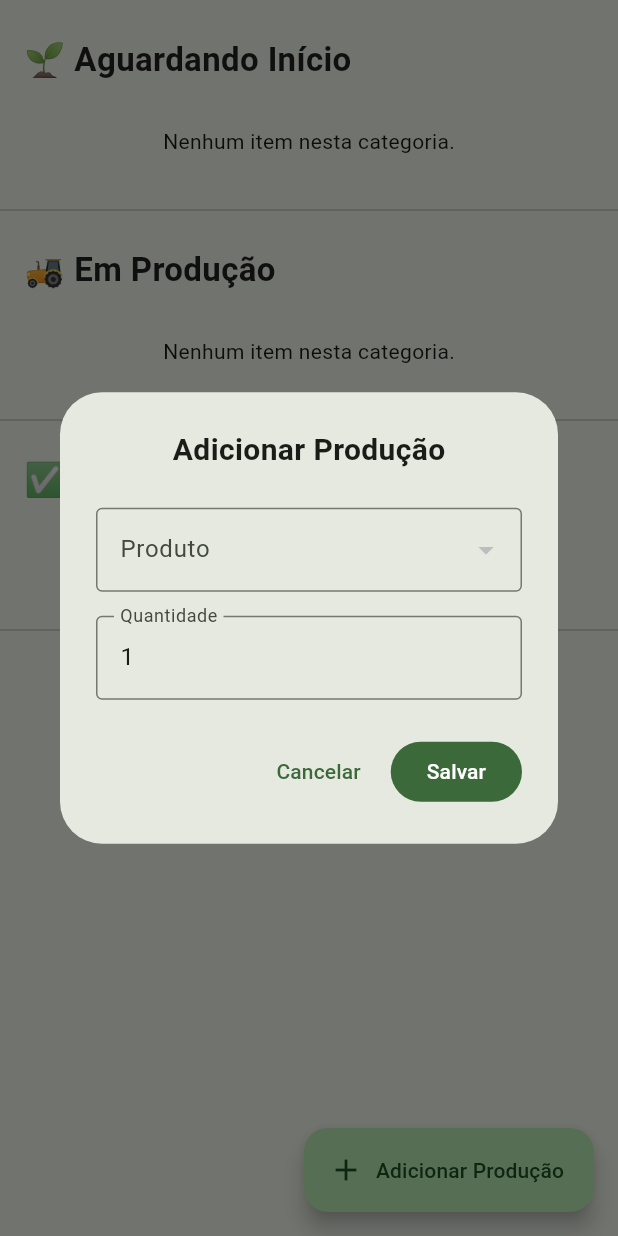
After one commit to Gabsato02/fiap-hackaton-app, a Flutter app: the ProductionDashboard screen opened directly, after a tap on "Adicionar Produção", on a phone screen of 412 x 824 dp. The commit adds this screen. Run offline on Flutter 3.47's test engine with Material 3 defaults, Android fonts, the light colour scheme and no system bars; our stand-ins replace cloud_firestore, firebase_auth, firebase_core, fl_chart; missing offline and left inert: firebase_ui_auth, firebase_ui_oauth_google; accounts and stored records are empty.

Commit message:
Adiciona módulo de produção com dashboard, card e modal; integra com Firestore

```diff
--- /dev/null
+++ b/devtools_options.yaml
@@ -0,0 +1,3 @@
+description: This file stores settings for Dart & Flutter DevTools.
+documentation: https://docs.flutter.dev/tools/devtools/extensions#configure-extension-enablement-states
+extensions:
--- a/lib/domain/entities/index.dart
+++ b/lib/domain/entities/index.dart
@@ -1,16 +1,17 @@
-// ignore_for_file: non_constant_identifier_names
-
 class Product {
   final String id;
   final String name;
   final int price;
   final int quantity;
+  final String? status;
 
-  Product(
-      {required this.id,
-      required this.name,
-      required this.price,
-      required this.quantity});
+  Product({
+    required this.id,
+    required this.name,
+    required this.price,
+    required this.quantity,
+    this.status,
+  });
 
   factory Product.fromJson(String $id, Map<String, dynamic> json) {
     return Product(
@@ -18,6 +19,7 @@ class Product {
       name: json['name'] ?? '',
       price: json['price'] ?? 0,
       quantity: json['quantity'] ?? 0,
+      status: json['status'],
     );
   }
 }
@@ -33,8 +35,8 @@ class Sale {
   final String seller_id;
   final String? sale_id;
 
-  Sale({
-      this.id,
+  Sale(
+      {this.id,
       required this.date,
       required this.total_price,
       required this.product_name,
--- /dev/null
+++ b/lib/domain/entities/production.dart
@@ -0,0 +1,42 @@
+import 'package:cloud_firestore/cloud_firestore.dart';
+
+class Production {
+  final String id;
+  final String productId;
+  final String productName;
+  final int quantity;
+  final String status;
+  final DateTime creationDate;
+
+  Production({
+    required this.id,
+    required this.productId,
+    required this.productName,
+    required this.quantity,
+    required this.status,
+    required this.creationDate,
+  });
+
+  factory Production.fromFirestore(DocumentSnapshot<Map<String, dynamic>> doc) {
+    final data = doc.data()!;
+    return Production(
+      id: doc.id,
+      productId: data['productId'] ?? '',
+      productName: data['productName'] ?? '',
+      quantity: data['quantity'] ?? 0,
+      status: data['status'] ?? 'waiting',
+      creationDate: (data['creationDate'] as Timestamp).toDate(),
+    );
+  }
+
+  // <-- NOVO MÉTODO -->
+  Map<String, dynamic> toJson() {
+    return {
+      'productId': productId,
+      'productName': productName,
+      'quantity': quantity,
+      'status': status,
+      'creationDate': creationDate,
+    };
+  }
+}
--- a/lib/main.dart
+++ b/lib/main.dart
@@ -1,5 +1,6 @@
 import 'package:fiap_hackaton_app/modules/goals/presentation/views/goals.dart';
 import 'package:fiap_hackaton_app/modules/login/presentation/views/login.dart';
+import 'package:fiap_hackaton_app/modules/production/presentation/views/production_dashboard.dart'; // Importe a nova tela
 import 'package:fiap_hackaton_app/modules/sales/presentation/views/sales.dart';
 import 'package:fiap_hackaton_app/modules/stock/presentation/views/stock.dart';
 import 'package:fiap_hackaton_app/store/index.dart';
@@ -48,12 +49,13 @@ class HomeTabs extends StatelessWidget {
   @override
   Widget build(BuildContext context) {
     return DefaultTabController(
-      length: 3,
+      length: 4,
       child: Scaffold(
         appBar: CustomAppBar(),
         body: TabBarView(
           children: [
             Sales(),
+            ProductionDashboard(),
             Stock(),
             Goals(),
           ],
@@ -61,6 +63,7 @@ class HomeTabs extends StatelessWidget {
         bottomNavigationBar: const TabBar(
           tabs: [
             Tab(icon: Icon(Icons.shopping_cart), text: "Vendas"),
+            Tab(icon: Icon(Icons.agriculture), text: "Produção"),
             Tab(icon: Icon(Icons.inventory), text: "Estoque"),
             Tab(icon: Icon(Icons.flag), text: "Metas"),
           ],
--- /dev/null
+++ b/lib/modules/production/presentation/components/production_modal.dart
@@ -0,0 +1,175 @@
+import 'package:flutter/material.dart';
+import 'package:flutter/services.dart';
+import 'package:fiap_hackaton_app/domain/entities/index.dart';
+import 'package:fiap_hackaton_app/domain/entities/production.dart';
+
+class ProductionModal extends StatefulWidget {
+  final bool open;
+  final VoidCallback onClose;
+  final Future<void> Function(Map<String, dynamic> data, String? id) onSave;
+  final List<Product> products;
+  final Production? currentProduction;
+
+  const ProductionModal({
+    super.key,
+    required this.open,
+    required this.onClose,
+    required this.onSave,
+    required this.products,
+    this.currentProduction,
+  });
+
+  @override
+  State<ProductionModal> createState() => _ProductionModalState();
+}
+
+class _ProductionModalState extends State<ProductionModal> {
+  final _formKey = GlobalKey<FormState>();
+  late TextEditingController _quantityController;
+  String? _selectedProductId;
+  bool _isLoading = false;
+
+  @override
+  void initState() {
+    super.initState();
+    _quantityController = TextEditingController();
+    _populateForm();
+  }
+
+  @override
+  void didUpdateWidget(covariant ProductionModal oldWidget) {
+    super.didUpdateWidget(oldWidget);
+    if (widget.currentProduction != oldWidget.currentProduction) {
+      _populateForm();
+    }
+  }
+
+  void _populateForm() {
+    if (widget.currentProduction != null) {
+      _selectedProductId = widget.currentProduction!.productId;
+      _quantityController.text = widget.currentProduction!.quantity.toString();
+    } else {
+      _selectedProductId = null;
+      _quantityController.text = '1';
+    }
+  }
+
+  Future<void> _handleSave() async {
+    if (!_formKey.currentState!.validate()) return;
+    if (_selectedProductId == null) {
+      ScaffoldMessenger.of(context).showSnackBar(
+        const SnackBar(content: Text('Por favor, selecione um produto.')),
+      );
+      return;
+    }
+
+    setState(() => _isLoading = true);
+
+    final selectedProduct =
+        widget.products.firstWhere((p) => p.id == _selectedProductId);
+    final data = {
+      'productId': _selectedProductId,
+      'productName': selectedProduct.name,
+      'quantity': int.parse(_quantityController.text),
+      'status': widget.currentProduction?.status ?? 'waiting',
+      'creationDate': widget.currentProduction?.creationDate ?? DateTime.now(),
+    };
+
+    await widget.onSave(data, widget.currentProduction?.id);
+
+    setState(() => _isLoading = false);
+    widget.onClose();
+  }
+
+  @override
+  void dispose() {
+    _quantityController.dispose();
+    super.dispose();
+  }
+
+  @override
+  Widget build(BuildContext context) {
+    if (!widget.open) return const SizedBox.shrink();
+
+    return Dialog(
+      child: Padding(
+        padding: const EdgeInsets.all(24),
+        child: Form(
+          key: _formKey,
+          child: SingleChildScrollView(
+            child: Column(
+              mainAxisSize: MainAxisSize.min,
+              children: [
+                Text(
+                  widget.currentProduction != null
+                      ? 'Editar Produção'
+                      : 'Adicionar Produção',
+                  style: const TextStyle(
+                      fontSize: 20, fontWeight: FontWeight.bold),
+                ),
+                const SizedBox(height: 24),
+                DropdownButtonFormField<String>(
+                  value: _selectedProductId,
+                  decoration: const InputDecoration(
+                    labelText: 'Produto',
+                    border: OutlineInputBorder(),
+                  ),
+                  items: widget.products.map((product) {
+                    return DropdownMenuItem(
+                      value: product.id,
+                      child: Text(product.name),
+                    );
+                  }).toList(),
+                  onChanged: (value) {
+                    setState(() => _selectedProductId = value);
+                  },
+                  validator: (value) =>
+                      value == null ? 'Campo obrigatório' : null,
+                ),
+                const SizedBox(height: 16),
+                TextFormField(
+                  controller: _quantityController,
+                  decoration: const InputDecoration(
+                    labelText: 'Quantidade',
+                    border: OutlineInputBorder(),
+                  ),
+                  keyboardType: TextInputType.number,
+                  inputFormatters: [FilteringTextInputFormatter.digitsOnly],
+                  validator: (value) {
+                    if (value == null || value.isEmpty)
+                      return 'Campo obrigatório';
+                    if (int.tryParse(value) == null || int.parse(value) <= 0) {
+                      return 'Insira um valor positivo';
+                    }
+                    return null;
+                  },
+                ),
+                const SizedBox(height: 24),
+                Row(
+                  mainAxisAlignment: MainAxisAlignment.end,
+                  children: [
+                    TextButton(
+                        onPressed: widget.onClose,
+                        child: const Text('Cancelar')),
+                    const SizedBox(width: 8),
+                    FilledButton(
+                      onPressed: _isLoading ? null : _handleSave,
+                      child: _isLoading
+                          ? const SizedBox(
+                              width: 16,
+                              height: 16,
+                              child: CircularProgressIndicator(
+                                  strokeWidth: 2, color: Colors.white),
+                            )
+                          : const Text('Salvar'),
+                    ),
+                  ],
+                ),
+              ],
+            ),
+          ),
+        ),
+      ),
+    );
+  }
+}
--- /dev/null
+++ b/lib/modules/production/presentation/views/production_dashboard.dart
@@ -0,0 +1,206 @@
+import 'package:fiap_hackaton_app/domain/entities/index.dart';
+import 'package:fiap_hackaton_app/modules/production/presentation/components/production_card.dart';
+import 'package:fiap_hackaton_app/modules/production/presentation/components/production_modal.dart';
+import 'package:flutter/material.dart';
+import 'package:fiap_hackaton_app/domain/entities/production.dart';
+import 'package:fiap_hackaton_app/modules/sales/infrastructure/repositories/index.dart';
+
+class ProductionDashboard extends StatefulWidget {
+  const ProductionDashboard({super.key});
+
+  @override
+  State<ProductionDashboard> createState() => _ProductionDashboardState();
+}
+
+class _ProductionDashboardState extends State<ProductionDashboard> {
+  bool _isLoading = true;
+  List<Production> _productions = [];
+  List<Product> _allProducts = [];
+
+  @override
+  void initState() {
+    super.initState();
+    _fetchInitialData();
+  }
+
+  Future<void> _fetchInitialData() async {
+    setState(() => _isLoading = true);
+    try {
+      await Future.wait([_fetchProductions(), _fetchProducts()]);
+    } catch (e) {
+      print("Erro ao buscar dados iniciais: $e");
+      ScaffoldMessenger.of(context).showSnackBar(
+        SnackBar(content: Text('Erro ao carregar dados.')),
+      );
+    } finally {
+      setState(() => _isLoading = false);
+    }
+  }
+
+  Future<void> _fetchProducts() async {
+    final snapshot = await FirestoreService.getAllStockProducts();
+    final products = snapshot.docs
+        .map((doc) => Product.fromJson(doc.id, doc.data()))
+        .toList();
+    setState(() => _allProducts = products);
+  }
+
+  Future<void> _fetchProductions() async {
+    final snapshot = await FirestoreService.getProductions();
+    final productions =
+        snapshot.docs.map((doc) => Production.fromFirestore(doc)).toList();
+    setState(() => _productions = productions);
+  }
+
+  Future<void> _refreshData() async {
+    setState(() => _isLoading = true);
+    await _fetchProductions();
+    setState(() => _isLoading = false);
+  }
+
+  Future<void> _updateProductionStatus(
+      Production item, String newStatus) async {
+    if (newStatus == 'harvested') {
+      await _harvest(item);
+    } else {
+      await FirestoreService.updateProductionStatus(item.id, newStatus);
+    }
+    await _fetchProductions();
+  }
+
+  Future<void> _handleSaveProduction(
+      Map<String, dynamic> data, String? id) async {
+    try {
+      if (id == null) {
+        await FirestoreService.addProduction(data);
+        ScaffoldMessenger.of(context).showSnackBar(
+            SnackBar(content: Text('Produção adicionada com sucesso!')));
+      } else {
+        await FirestoreService.updateProduction(id, data);
+        ScaffoldMessenger.of(context).showSnackBar(
+            SnackBar(content: Text('Produção atualizada com sucesso!')));
+      }
+      await _fetchProductions();
+    } catch (e) {
+      ScaffoldMessenger.of(context)
+          .showSnackBar(SnackBar(content: Text('Erro ao salvar: $e')));
+    }
+  }
+
+  void _openProductionModal(Production? item) {
+    showDialog(
+      context: context,
+      builder: (_) => ProductionModal(
+        open: true,
+        onClose: () => Navigator.of(context).pop(),
+        onSave: _handleSaveProduction,
+        products: _allProducts,
+        currentProduction: item,
+      ),
+    );
+  }
+
+  Future<void> _harvest(Production item) async {
+    final confirmed = await showDialog<bool>(
+      context: context,
+      builder: (context) => AlertDialog(
+        title: Text('Confirmar Colheita'),
+        content: Text(
+            'Isso irá mover ${item.quantity} unidade(s) de ${item.productName} para o estoque. Deseja continuar?'),
+        actions: [
+          TextButton(
+              onPressed: () => Navigator.of(context).pop(false),
+              child: Text('Cancelar')),
+          FilledButton(
+              onPressed: () => Navigator.of(context).pop(true),
+              child: Text('Confirmar')),
+        ],
+      ),
+    );
+
+    if (confirmed == true) {
+      try {
+        await FirestoreService.harvestProduction(item);
+        ScaffoldMessenger.of(context).showSnackBar(
+          SnackBar(content: Text('Produção colhida e estoque atualizado!')),
+        );
+        await _fetchProductions();
+      } catch (e) {
+        print("Erro ao colher: $e");
+        ScaffoldMessenger.of(context).showSnackBar(
+          SnackBar(content: Text('Falha ao realizar a colheita: $e')),
+        );
+      }
+    }
+  }
+
+  Widget _buildProductionList(String title, String status) {
+    final items = _productions.where((p) => p.status == status).toList();
+
+    return Column(
+      crossAxisAlignment: CrossAxisAlignment.start,
+      children: [
+        Padding(
+          padding: const EdgeInsets.symmetric(horizontal: 16, vertical: 8),
+          child: Text(
+            title,
+            style: TextStyle(
+                fontSize: 22,
+                fontWeight: FontWeight.bold,
+                color: Colors.black87),
+          ),
+        ),
+        if (_isLoading)
+          const Center(child: Padding(padding: EdgeInsets.all(20.0)))
+        else if (items.isEmpty)
+          Padding(
+            padding: const EdgeInsets.symmetric(horizontal: 16, vertical: 20),
+            child: Center(child: Text('Nenhum item nesta categoria.')),
+          )
+        else
+          ListView.builder(
+            shrinkWrap: true,
+            physics: NeverScrollableScrollPhysics(),
+            itemCount: items.length,
+            itemBuilder: (context, index) {
+              final item = items[index];
+              return ProductionCard(
+                item: item,
+                onUpdateStatus: (newStatus) =>
+                    _updateProductionStatus(item, newStatus),
+                onEdit: () =>
+                    _openProductionModal(item), // Passa a função de edição
+              );
+            },
+          ),
+        Divider(height: 32),
+      ],
+    );
+  }
+
+  @override
+  Widget build(BuildContext context) {
+    return Scaffold(
+      floatingActionButton: FloatingActionButton.extended(
+        onPressed: () => _openProductionModal(null),
+        label: const Text('Adicionar Produção'),
+        icon: const Icon(Icons.add),
+      ),
+      body: _isLoading && _productions.isEmpty
+          ? Center(child: CircularProgressIndicator())
+          : RefreshIndicator(
+              onRefresh: _refreshData,
+              child: SingleChildScrollView(
+                padding: const EdgeInsets.fromLTRB(0, 16, 0, 80),
+                child: Column(
+                  children: [
+                    _buildProductionList('🌱 Aguardando Início', 'waiting'),
+                    _buildProductionList('🚜 Em Produção', 'in_production'),
+                    _buildProductionList('✅ Já Colhido', 'harvested'),
+                  ],
+                ),
+              ),
+            ),
+    );
+  }
+}
--- a/lib/modules/sales/infrastructure/repositories/index.dart
+++ b/lib/modules/sales/infrastructure/repositories/index.dart
@@ -1,5 +1,6 @@
 import 'package:cloud_firestore/cloud_firestore.dart';
 import 'package:fiap_hackaton_app/domain/entities/index.dart';
+import 'package:fiap_hackaton_app/domain/entities/production.dart';
 
 class FirestoreService {
   static final FirebaseFirestore _db = FirebaseFirestore.instance;
@@ -10,7 +11,17 @@ class FirestoreService {
     return q.get();
   }
 
-  static Future<QuerySnapshot<Map<String, dynamic>>> getUserSales(String userId) async {
+  static Future<QuerySnapshot<Map<String, dynamic>>> getAllStockProducts() {
+    return _db.collection('stock_products').get();
+  }
+
+  static Future<void> updateProductQuantity(String productId, int quantity) {
+    final productRef = _db.collection('stock_products').doc(productId);
+    return productRef.set({'quantity': quantity}, SetOptions(merge: true));
+  }
+
+  static Future<QuerySnapshot<Map<String, dynamic>>> getUserSales(
+      String userId) async {
     final q = _db.collection('sales').where('seller_id', isEqualTo: userId);
     return q.get();
   }
@@ -27,12 +38,54 @@ class FirestoreService {
         .set(sale, SetOptions(merge: true));
   }
 
-  static Future<void> updateProductQuantity(String productId, int quantity) {
-    final productRef = _db.collection('stock_products').doc(productId);
-    return productRef.set({'quantity': quantity}, SetOptions(merge: true));
-  }
-
   static Future<void> deleteSale(String saleId) {
     return _db.collection('sales').doc(saleId).delete();
   }
+
+  static Future<QuerySnapshot<Map<String, dynamic>>> getProductions() {
+    return _db
+        .collection('productions')
+        .orderBy('creationDate', descending: true)
+        .get();
+  }
+
+  static Future<DocumentReference<Map<String, dynamic>>> addProduction(
+      Map<String, dynamic> data) {
+    return _db.collection('productions').add({
+      ...data,
+      'creationDate': Timestamp.now(),
+    });
+  }
+
+  static Future<void> updateProduction(String id, Map<String, dynamic> data) {
+    return _db.collection('productions').doc(id).update(data);
+  }
+
+  static Future<void> updateProductionStatus(
+      String productionId, String status) {
+    return _db
+        .collection('productions')
+        .doc(productionId)
+        .update({'status': status});
+  }
+
+  static Future<void> harvestProduction(Production productionItem) {
+    final productRef =
+        _db.collection('stock_products').doc(productionItem.productId);
+    final productionRef = _db.collection('productions').doc(productionItem.id);
+
+    return _db.runTransaction((transaction) async {
+      final productSnapshot = await transaction.get(productRef);
+
+      if (!productSnapshot.exists) {
+        throw Exception("Produto no estoque não encontrado!");
+      }
+
+      final currentStock = productSnapshot.data()!['quantity'] as int;
+      final newStock = currentStock + productionItem.quantity;
+
+      transaction.update(productRef, {'quantity': newStock});
+      transaction.update(productionRef, {'status': 'harvested'});
+    });
+  }
 }
```
Also changed, not shown: lib/modules/production/presentation/components/production_card.dart (added, +104 -0 lines).
